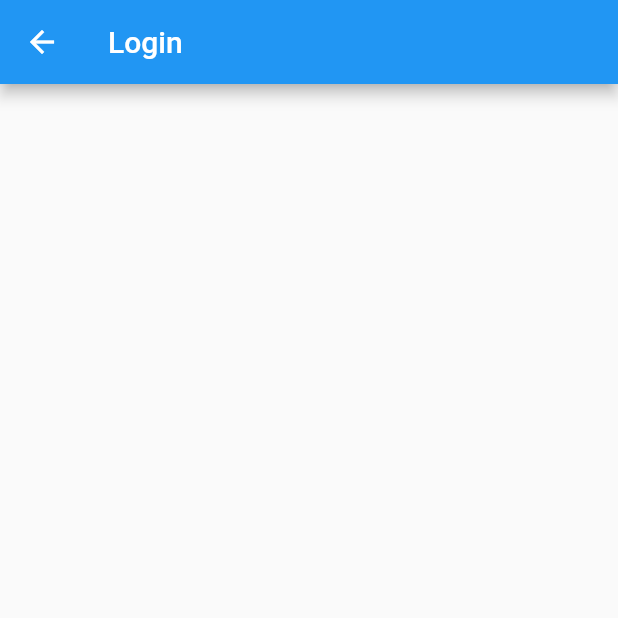
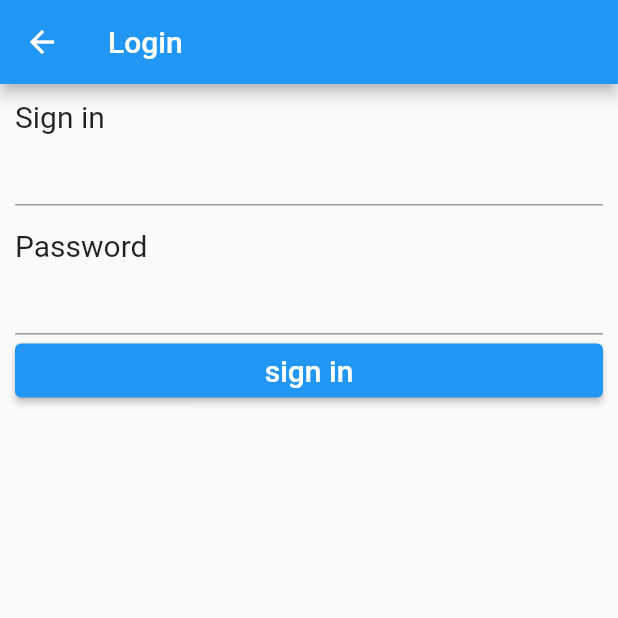
Before and after one commit to TarKz06/Flutter-Login-System, a Flutter app: the LoginScreen screen opened directly, on a phone screen of 412 x 824 dp, the top half of it. Run offline on Flutter 3.47's test engine with Material 2 defaults, Android fonts, the phone set to English and light mode, and no system bars; our stand-ins replace firebase_auth, firebase_core, fluttertoast, form_field_validator; accounts and stored records are empty.

Commit message:
Login System

```diff
--- a/lib/screen/home.dart
+++ b/lib/screen/home.dart
@@ -19,7 +19,7 @@ class HomeScreen extends StatelessWidget {
                 width: double.infinity,
                 child: ElevatedButton.icon(
                     onPressed: () {
-                      Navigator.push(context,
+                      Navigator.pushReplacement(context,
                           MaterialPageRoute(builder: (context) {
                         return RegisterScreen();
                       }));
--- a/lib/screen/login.dart
+++ b/lib/screen/login.dart
@@ -1,4 +1,11 @@
+import 'package:firebase_auth/firebase_auth.dart';
+import 'package:firebase_core/firebase_core.dart';
 import 'package:flutter/material.dart';
+import 'package:flutter_application_1/model/profile.dart';
+import 'package:flutter_application_1/screen/home.dart';
+import 'package:flutter_application_1/screen/welcome.dart';
+import 'package:fluttertoast/fluttertoast.dart';
+import 'package:form_field_validator/form_field_validator.dart';
 
 class LoginScreen extends StatefulWidget {
   @override
@@ -6,12 +13,109 @@ class LoginScreen extends StatefulWidget {
 }
 
 class _LoginScreenState extends State<LoginScreen> {
+  final formkey = GlobalKey<FormState>();
+  Profile profile = Profile();
+  final Future<FirebaseApp> firebase = Firebase.initializeApp();
+
   @override
   Widget build(BuildContext context) {
-    return Scaffold(
-      appBar: AppBar(
-        title: Text("Login"),
-      ),
-    );
+    return FutureBuilder(
+        future: firebase,
+        builder: (context, snapshot) {
+          if (snapshot.hasError) {
+            return Scaffold(
+              appBar: AppBar(
+                title: Text("Error"),
+              ),
+              body: Center(
+                child: Text("${snapshot.error}"),
+              ),
+            );
+          }
+          if (snapshot.connectionState == ConnectionState.done) {
+            return Scaffold(
+              appBar: AppBar(
+                title: Text("Login"),
+              ),
+              body: Container(
+                child: Padding(
+                  padding: const EdgeInsets.all(10.0),
+                  child: Form(
+                    key: formkey,
+                    child: SingleChildScrollView(
+                      child: Column(
+                        crossAxisAlignment: CrossAxisAlignment.start,
+                        children: [
+                          Text("Sign in", style: TextStyle(fontSize: 20)),
+                          TextFormField(
+                            validator: MultiValidator([
+                              RequiredValidator(
+                                  errorText: "pls fill your email"),
+                              EmailValidator(
+                                  errorText: "Your email not correct")
+                            ]),
+                            keyboardType: TextInputType.emailAddress,
+                            onSaved: (String email) {
+                              profile.email = email;
+                            },
+                          ),
+                          SizedBox(
+                            height: 15,
+                          ),
+                          Text("Password", style: TextStyle(fontSize: 20)),
+                          TextFormField(
+                            validator: RequiredValidator(
+                                errorText: ("Pls fill your Password")),
+                            obscureText: true,
+                            onSaved: (String password) {
+                              profile.password = password;
+                            },
+                          ),
+                          SizedBox(
+                            width: double.infinity,
+                            child: ElevatedButton(
+                              child: Text(
+                                "sign in",
+                                style: TextStyle(fontSize: 20),
+                              ),
+                              onPressed: () async {
+                                if (formkey.currentState.validate()) {
+                                  formkey.currentState.save();
+                                  try {
+                                    await FirebaseAuth.instance
+                                        .signInWithEmailAndPassword(
+                                            email: profile.email,
+                                            password: profile.password)
+                                        .then((value) {
+                                      formkey.currentState.reset();
+                                      Navigator.pushReplacement(context,
+                                          MaterialPageRoute(builder: (context) {
+                                        return WelcomeScreen();
+                                      }));
+                                    });
+                                  } on FirebaseAuthException catch (e) {
+                                    Fluttertoast.showToast(
+                                        msg: e.message,
+                                        gravity: ToastGravity.TOP);
+                                  }
+                                }
+                              },
+                            ),
+                          )
+                        ],
+                      ),
+                    ),
+                  ),
+                ),
+              ),
+            );
+          }
+          return Scaffold(
+            body: Center(
+              child: CircularProgressIndicator(),
+            ),
+          );
+        });
+    //
   }
 }
```
Also changed, not shown: lib/screen/register.dart (+11 -6 lines), lib/screen/welcome.dart (added, +10 -0 lines).
